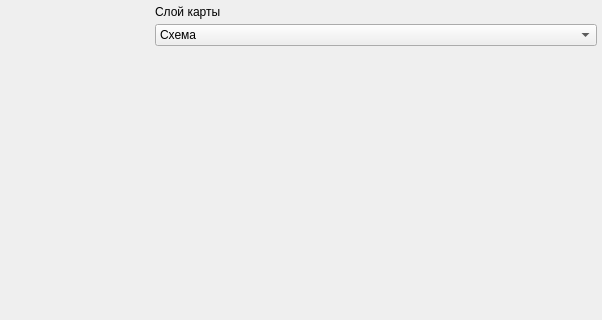
First picture: the form in main.ui, repository KirillCodeCreator/MapApiYandex, before the edit; both pictures show x 298 to 900 and y 0 to 320 of the 900 by 600 pixel window.
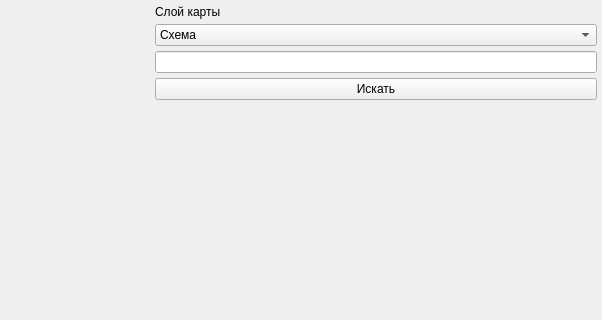
Second picture: the form after the edit.

Diff of the .ui file:
```diff
--- a/main.ui
+++ b/main.ui
@@ -49,7 +49,7 @@
      <number>5</number>
     </property>
     <item>
-     <widget class="QLabel" name="map_label">
+     <widget class="QLabel" name="ym_label">
       <property name="focusPolicy">
        <enum>Qt::StrongFocus</enum>
       </property>
@@ -62,7 +62,7 @@
      </widget>
     </item>
     <item>
-     <layout class="QVBoxLayout" name="options_layout" stretch="0,0,0">
+     <layout class="QVBoxLayout" name="options_layout" stretch="0,0,0,0,0">
       <property name="spacing">
        <number>5</number>
       </property>
@@ -70,7 +70,7 @@
        <number>0</number>
       </property>
       <item>
-       <widget class="QLabel" name="layer_label">
+       <widget class="QLabel" name="map_label">
         <property name="sizePolicy">
          <sizepolicy hsizetype="Preferred" vsizetype="Fixed">
           <horstretch>0</horstretch>
@@ -113,6 +113,29 @@
         </item>
        </widget>
       </item>
+      <item>
+       <widget class="QLineEdit" name="address_input">
+        <property name="sizePolicy">
+         <sizepolicy hsizetype="Minimum" vsizetype="Fixed">
+          <horstretch>0</horstretch>
+          <verstretch>0</verstretch>
+         </sizepolicy>
+        </property>
+        <property name="focusPolicy">
+         <enum>Qt::StrongFocus</enum>
+        </property>
+       </widget>
+      </item>
+      <item>
+       <widget class="QPushButton" name="find_button">
+        <property name="focusPolicy">
+         <enum>Qt::NoFocus</enum>
+        </property>
+        <property name="text">
+         <string>Искать</string>
+        </property>
+       </widget>
+      </item>
       <item>
        <spacer name="verticalSpacer">
         <property name="orientation">
```
Left out of the diff: 5 changed lines with no effect on the pictures.
